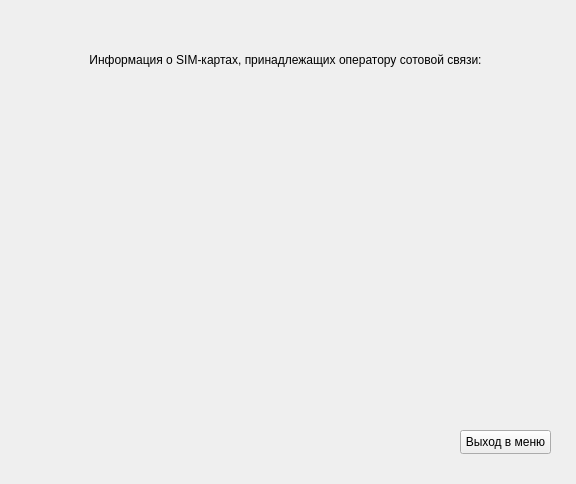
The window that kursach_saod/infosimWindow.ui (Paracelzis/QtProjects) describes before a commit, drawn with Qt 5.
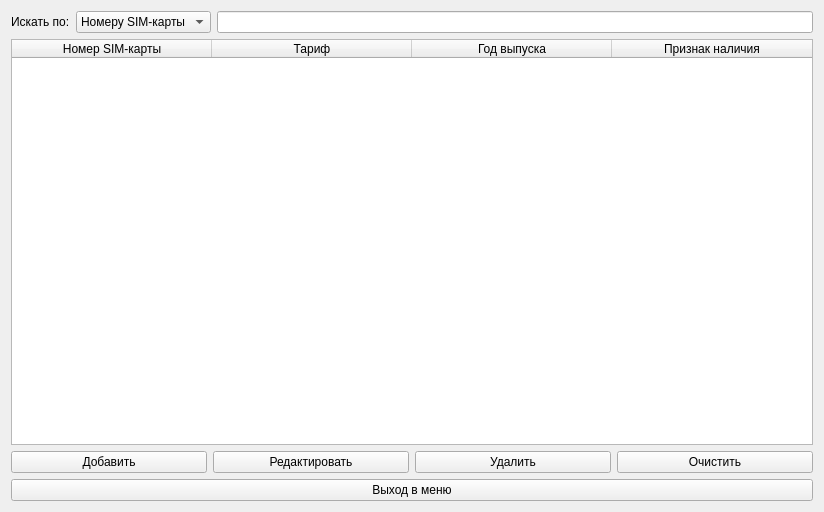
The same window after the commit.

Diff of the .ui file:
```diff
--- a/kursach_saod/infosimWindow.ui
+++ b/kursach_saod/infosimWindow.ui
@@ -6,39 +6,133 @@
    <rect>
     <x>0</x>
     <y>0</y>
-    <width>576</width>
-    <height>484</height>
+    <width>824</width>
+    <height>512</height>
    </rect>
   </property>
   <property name="windowTitle">
    <string>Form</string>
   </property>
-  <widget class="QPushButton" name="menuExitButton">
-   <property name="geometry">
-    <rect>
-     <x>460</x>
-     <y>430</y>
-     <width>91</width>
-     <height>24</height>
-    </rect>
-   </property>
-   <property name="text">
-    <string>Выход в меню</string>
-   </property>
-  </widget>
-  <widget class="QLabel" name="label_2">
-   <property name="geometry">
-    <rect>
-     <x>70</x>
-     <y>50</y>
-     <width>431</width>
-     <height>20</height>
-    </rect>
-   </property>
-   <property name="text">
-    <string>&lt;html&gt;&lt;head/&gt;&lt;body&gt;&lt;p align=&quot;center&quot;&gt;Информация о SIM-картах, принадлежащих оператору сотовой связи:&lt;/p&gt;&lt;/body&gt;&lt;/html&gt;</string>
-   </property>
-  </widget>
+  <layout class="QGridLayout" name="gridLayout">
+   <item row="0" column="0">
+    <layout class="QVBoxLayout" name="verticalLayout_3">
+     <item>
+      <layout class="QVBoxLayout" name="verticalLayout">
+       <item>
+        <layout class="QHBoxLayout" name="horizontalLayout">
+         <item>
+          <widget class="QLabel" name="label">
+           <property name="text">
+            <string>Искать по:</string>
+           </property>
+          </widget>
+         </item>
+         <item>
+          <widget class="QComboBox" name="searchComboBox">
+           <item>
+            <property name="text">
+             <string>Номеру SIM-карты</string>
+            </property>
+           </item>
+           <item>
+            <property name="text">
+             <string>Тарифу</string>
+            </property>
+           </item>
+          </widget>
+         </item>
+         <item>
+          <widget class="QLineEdit" name="searchEdit"/>
+         </item>
+        </layout>
+       </item>
+       <item>
+        <widget class="QTableWidget" name="infoSimTableWidget">
+         <property name="editTriggers">
+          <set>QAbstractItemView::NoEditTriggers</set>
+         </property>
+         <property name="selectionBehavior">
+          <enum>QAbstractItemView::SelectRows</enum>
+         </property>
+         <property name="rowCount">
+          <number>0</number>
+         </property>
+         <property name="columnCount">
+          <number>4</number>
+         </property>
+         <attribute name="horizontalHeaderDefaultSectionSize">
+          <number>200</number>
+         </attribute>
+         <column>
+          <property name="text">
+           <string>Номер SIM-карты</string>
+          </property>
+         </column>
+         <column>
+          <property name="text">
+           <string>Тариф</string>
+          </property>
+         </column>
+         <column>
+          <property name="text">
+           <string>Год выпуска</string>
+          </property>
+         </column>
+         <column>
+          <property name="text">
+           <string>Признак наличия</string>
+          </property>
+         </column>
+        </widget>
+       </item>
+      </layout>
+     </item>
+     <item>
+      <layout class="QVBoxLayout" name="verticalLayout_2">
+       <item>
+        <layout class="QHBoxLayout" name="horizontalLayout_2">
+         <item>
+          <widget class="QPushButton" name="addButton">
+           <property name="text">
+            <string>Добавить</string>
+           </property>
+          </widget>
+         </item>
+         <item>
+          <widget class="QPushButton" name="editButton">
+           <property name="text">
+            <string>Редактировать</string>
+           </property>
+          </widget>
+         </item>
+         <item>
+          <widget class="QPushButton" name="deleteButton">
+           <property name="text">
+            <string>Удалить</string>
+           </property>
+          </widget>
+         </item>
+         <item>
+          <widget class="QPushButton" name="clearButton">
+           <property name="text">
+            <string>Очистить</string>
+           </property>
+          </widget>
+         </item>
+        </layout>
+       </item>
+       <item>
+        <widget class="QPushButton" name="menuExitButton">
+         <property name="text">
+          <string>Выход в меню</string>
+         </property>
+        </widget>
+       </item>
+      </layout>
+     </item>
+    </layout>
+   </item>
+  </layout>
  </widget>
  <resources/>
  <connections/>
```
